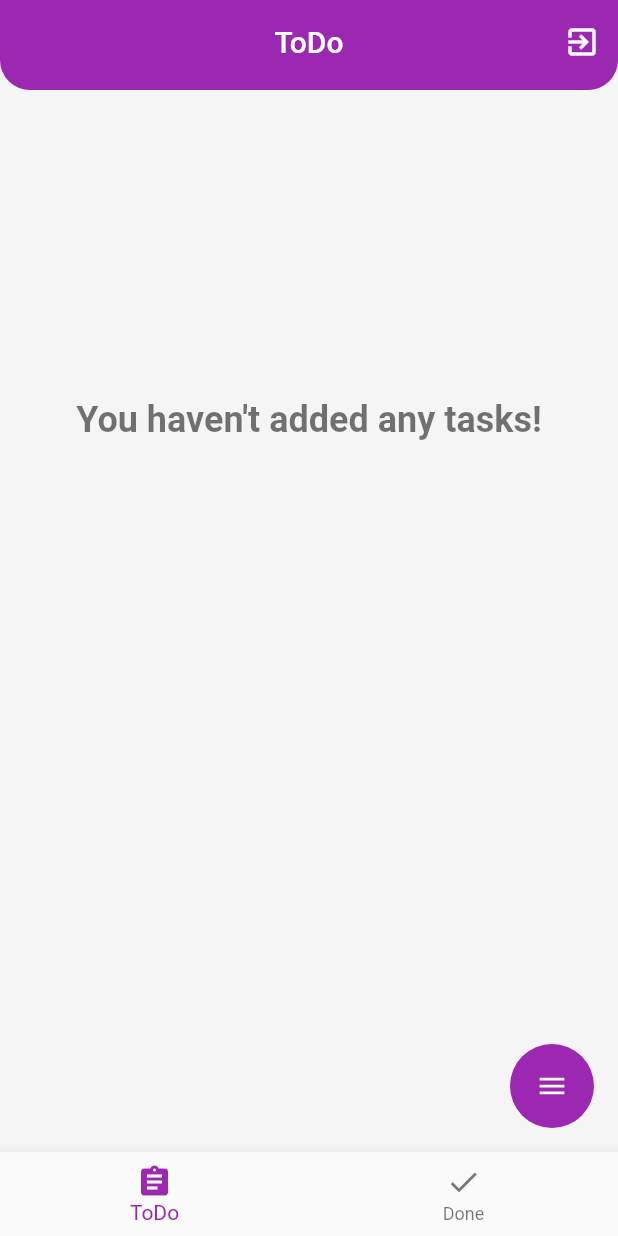
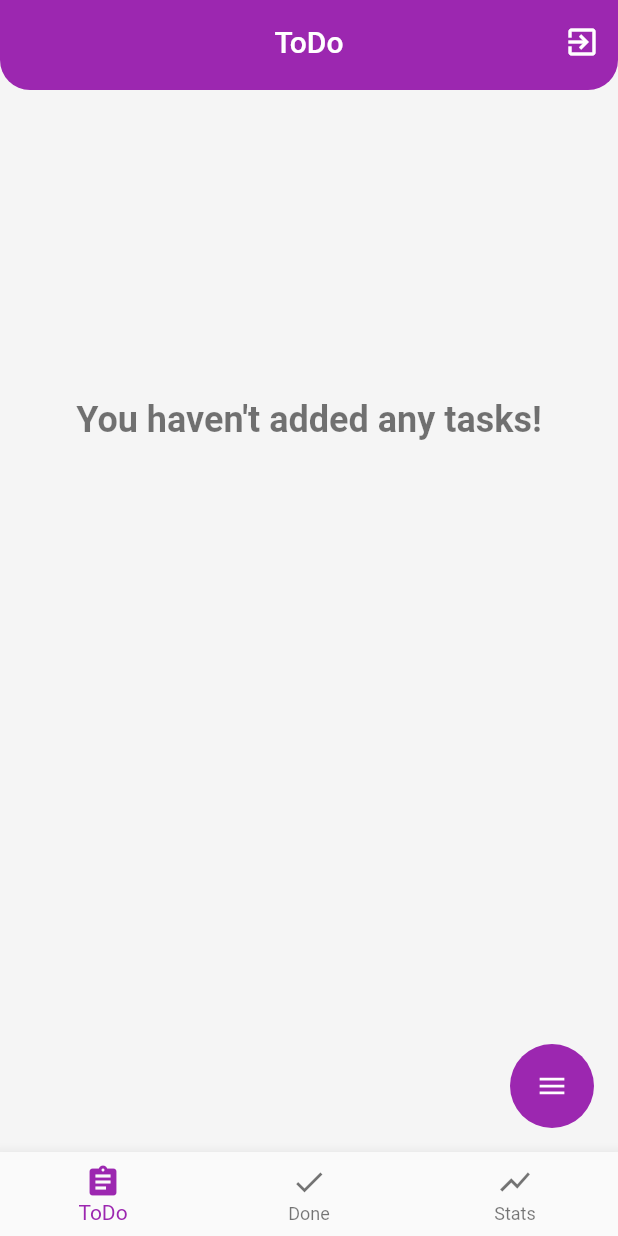
Before and after one commit to Aleksandar1932/todo-app, a Flutter app: the screen it shows once a user with an empty profile is signed in, on a phone screen of 412 x 824 dp. Run offline on Flutter 3.47's test engine with Material 2 defaults, Android fonts, the phone set to English and light mode, and no system bars; drawn by our look-alikes of flutter_speed_dial; our stand-ins replace cloud_firestore, firebase_auth, flutter_spinkit; missing offline and left inert: dart:ffi, dart_json_mapper, reflectable; accounts and stored records are empty.

Commit message:
Add Stats page

```diff
--- a/lib/screens/home/home.dart
+++ b/lib/screens/home/home.dart
@@ -4,6 +4,7 @@ import 'package:provider/provider.dart';
 import 'package:todo/models/task.dart';
 import 'package:todo/models/user.dart';
 import 'package:todo/screens/home/speed_dial_fab.dart';
+import 'package:todo/screens/home/stats/stats.dart';
 import 'package:todo/screens/home/tasks/todo_tasks.dart';
 import 'package:todo/screens/home/tasks/done_tasks.dart';
 import 'package:todo/services/auth.dart';
@@ -57,6 +58,11 @@ class _HomeState extends State<Home> {
                   children: [DoneTasks()],
                 ),
               ),
+              SingleChildScrollView(
+                child: Column(
+                  children: [Stats()],
+                ),
+              ),
             ],
           ),
           bottomNavigationBar: BottomNavigationBar(
@@ -68,6 +74,10 @@ class _HomeState extends State<Home> {
               BottomNavigationBarItem(
                 icon: Icon(Icons.done),
                 title: Text('Done'),
+              ),
+              BottomNavigationBarItem(
+                icon: Icon(Icons.show_chart),
+                title: Text('Stats'),
               ),
             ],
             currentIndex: _currentPageIndex,
--- a/lib/shared/constants.dart
+++ b/lib/shared/constants.dart
@@ -17,3 +17,5 @@ const String DONE_TASKS_HEADING = "Done tasks";
 
 const String TODO_TASKS_NO_TASKS = "You haven't added any tasks!";
 const String DONE_TASKS_NO_TASKS = "You've done all of your tasks!";
+
+const String DEFAULT_CATEGORY_NAME = "Personal";
--- a/pubspec.yaml
+++ b/pubspec.yaml
@@ -41,7 +41,6 @@ dependencies:
   cupertino_icons: ^0.1.3
 
 dev_dependencies:
-  flutter_launcher_icons: ^0.7.5
   flutter_test:
     sdk: flutter
   build_runner: any
```
Also changed, not shown: lib/screens/home/stats/stats.dart (added, +65 -0 lines), lib/services/database.dart (+4 -31 lines).
